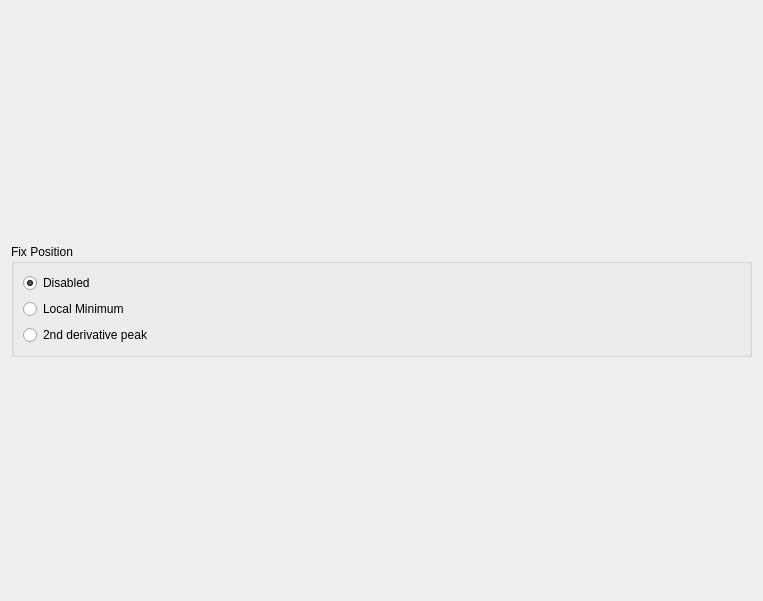
Before: the Qt Designer form graphysio/ui/poiwidget.ui in jaj42/GraPhysio, drawn with Qt 5.
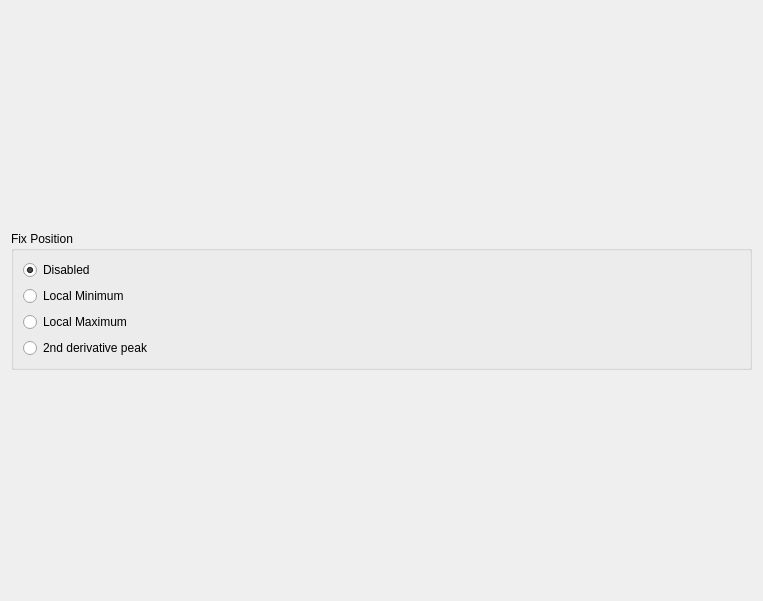
After: the same form once the commit is applied.

Commit message: Add local maximum to POI widget. Fix POI export. Disable load new POI for now. Fix TODO. Bump version.

```diff
--- a/graphysio/ui/poiwidget.ui
+++ b/graphysio/ui/poiwidget.ui
@@ -61,6 +61,16 @@
           </attribute>
          </widget>
         </item>
+        <item>
+         <widget class="QRadioButton" name="radioFixMaximum">
+          <property name="text">
+           <string>Local Maximum</string>
+          </property>
+          <attribute name="buttonGroup">
+           <string notr="true">buttonGroup</string>
+          </attribute>
+         </widget>
+        </item>
         <item>
          <widget class="QRadioButton" name="radioFixSecondDerivative">
           <property name="text">
```
The commit also changes 4 other files.
